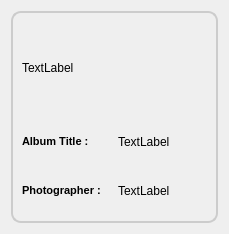
This is retroshare-gui/src/gui/PhotoShare/AlbumItem.ui in RetroShare/RetroShare as Qt 5 draws it before an edit. The edited form follows.
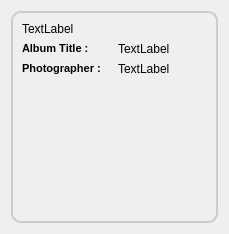
This is the edited form.

Commit message: little layout changes, to not stretch the labels display the comments on right side of the PhotoDialog

Patch:
```diff
--- a/retroshare-gui/src/gui/PhotoShare/AlbumItem.ui
+++ b/retroshare-gui/src/gui/PhotoShare/AlbumItem.ui
@@ -91,6 +91,19 @@
         </item>
        </layout>
       </item>
+      <item>
+       <spacer name="verticalSpacer">
+        <property name="orientation">
+         <enum>Qt::Vertical</enum>
+        </property>
+        <property name="sizeHint" stdset="0">
+         <size>
+          <width>20</width>
+          <height>40</height>
+         </size>
+        </property>
+       </spacer>
+      </item>
      </layout>
     </widget>
    </item>
```
The commit also changes 4 other files.
